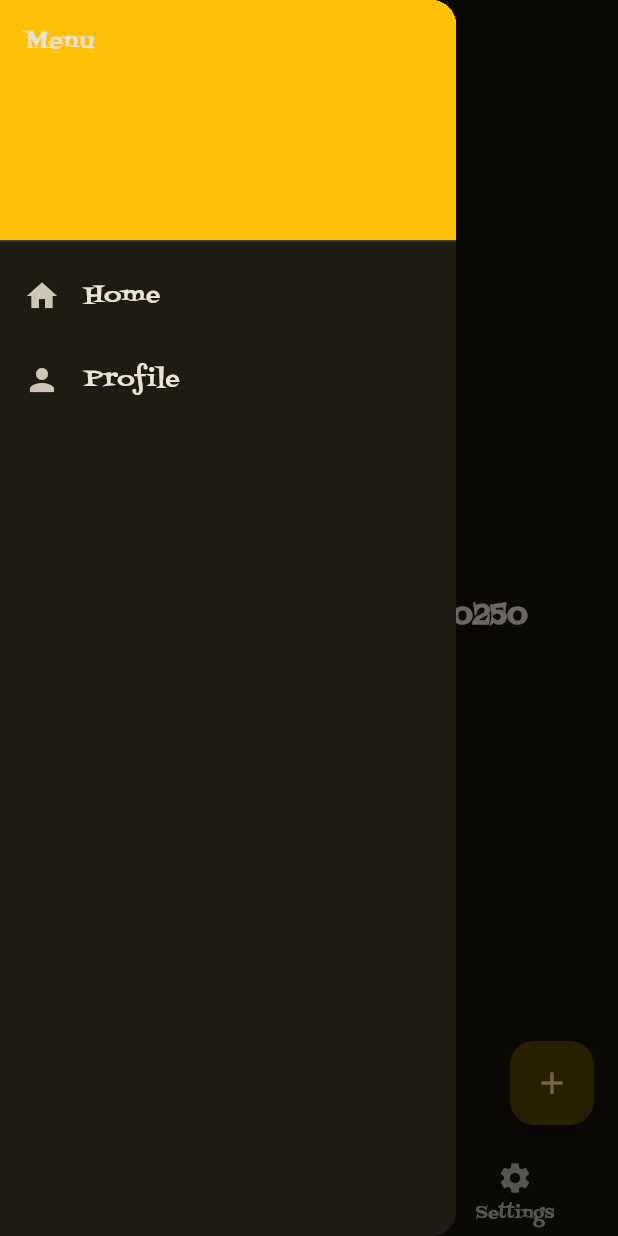
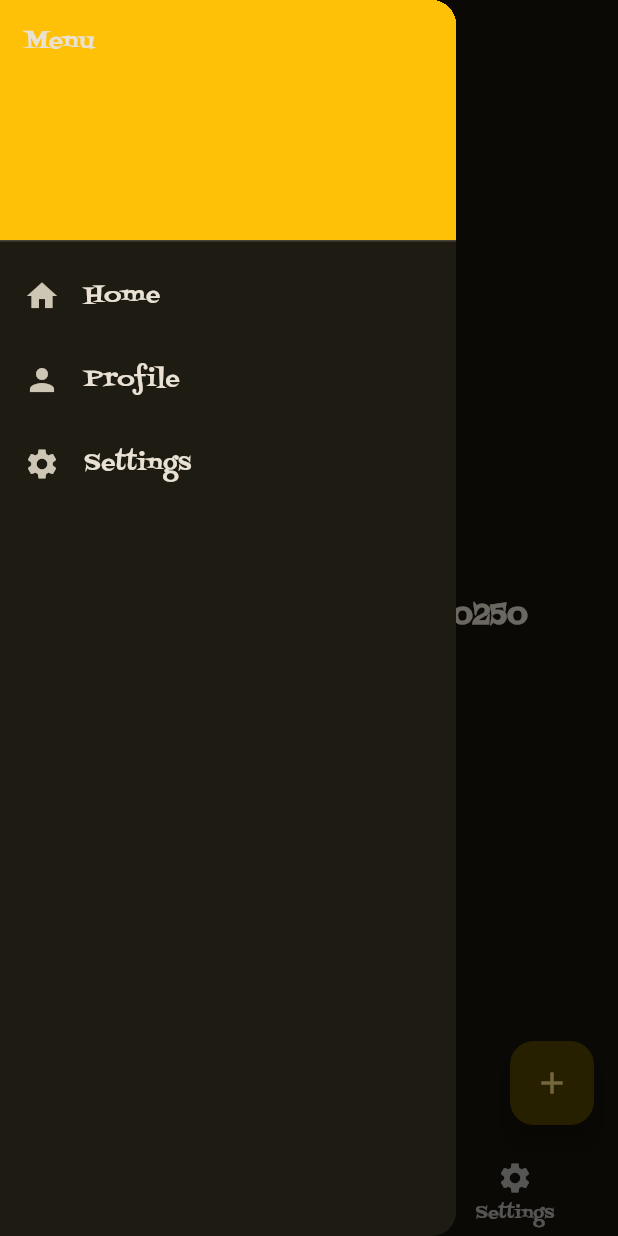
Before and after one commit to dygnora/Latihan-005-aplikasi-mobile, a Flutter app: the screen it shows after launch, with the side drawer open, on a phone screen of 412 x 824 dp. Run offline on Flutter 3.47's test engine with Material 3 defaults, Android fonts, the light colour scheme and no system bars.

Commit message:
Menambah ListTile baru di appDrawer karena ada halaman baru tadi

```diff
--- a/lib/widgets/app_drawer.dart
+++ b/lib/widgets/app_drawer.dart
@@ -29,6 +29,13 @@ class AppDrawer extends StatelessWidget {
               Navigator.pushReplacementNamed(context, '/profile');
             },
           ),
+          ListTile(
+            leading: const Icon(Icons.settings),
+            title: const Text('Settings'),
+            onTap: () {
+              Navigator.pushReplacementNamed(context, '/setting');
+            },
+          ),
         ],
       )
     );
```
